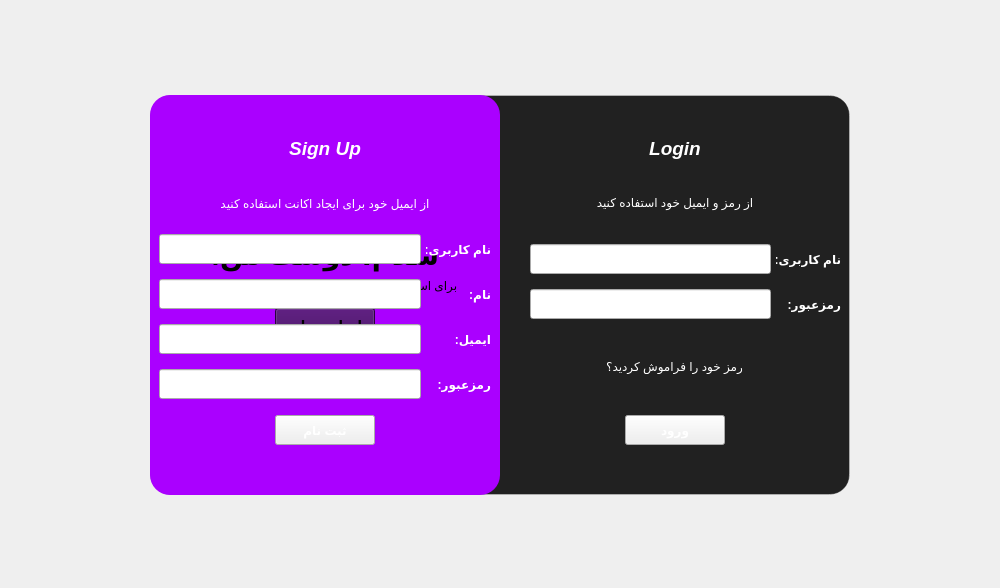
Before: the Qt Designer form menu.ui in rivali-13/jukebox, drawn with Qt 5.
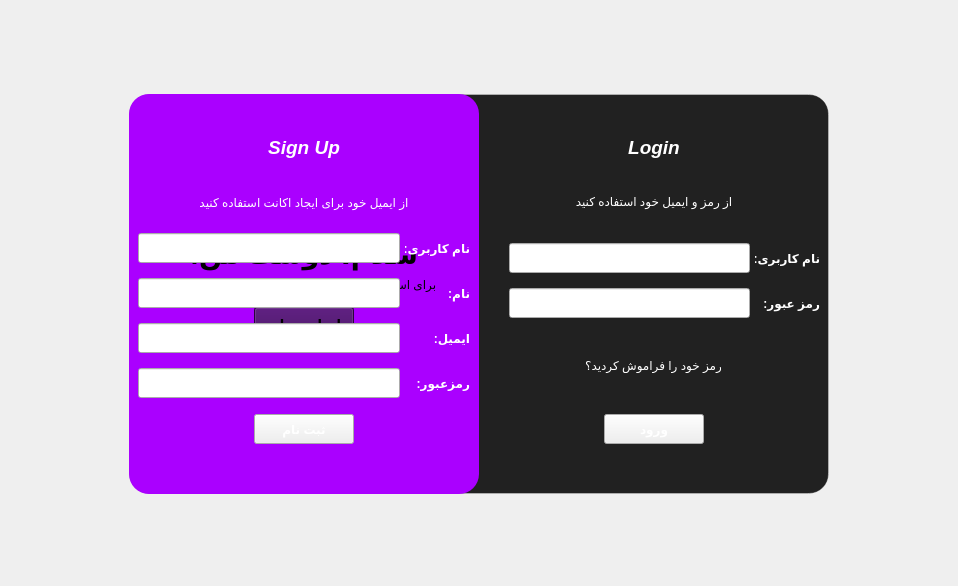
After: the same form once the commit is applied.

The edit to the form file:
```diff
--- a/menu.ui
+++ b/menu.ui
@@ -6,8 +6,8 @@
    <rect>
     <x>0</x>
     <y>0</y>
-    <width>1000</width>
-    <height>588</height>
+    <width>958</width>
+    <height>586</height>
    </rect>
   </property>
   <property name="windowTitle">
@@ -399,7 +399,7 @@
                 </font>
                </property>
                <property name="text">
-                <string>رمزعبور:</string>
+                <string>رمز عبور:</string>
                </property>
               </widget>
              </item>
```
